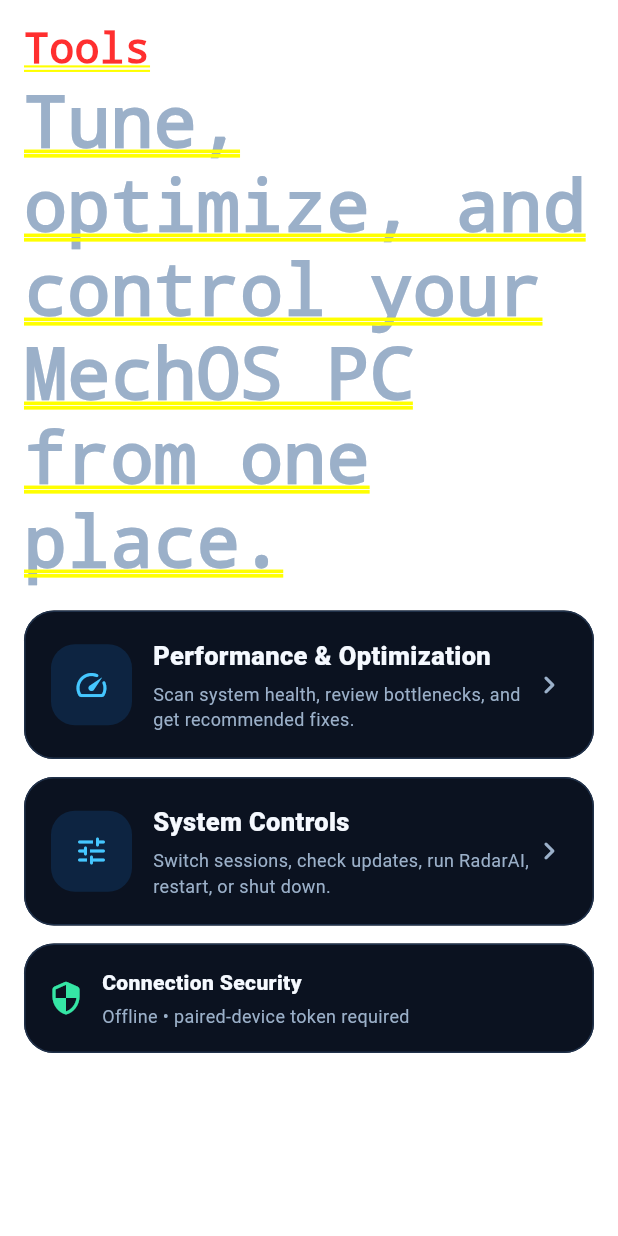
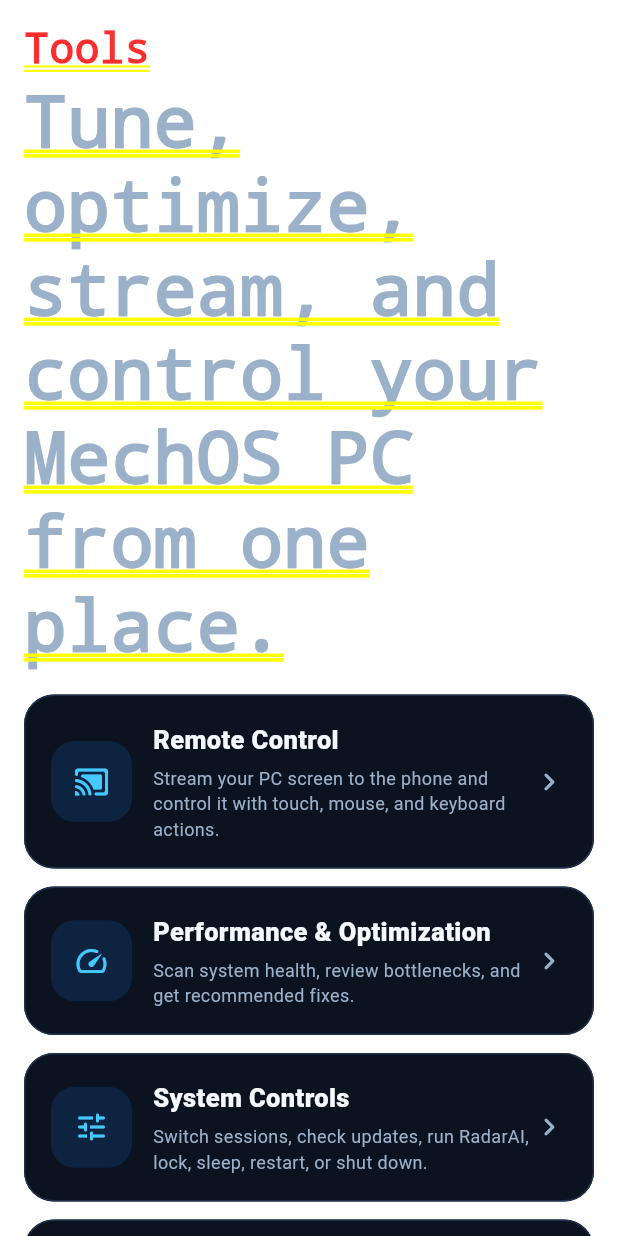
Before and after one commit to mechgod102-sketch/MechOS-Companion, a Flutter app: the ToolsScreen screen opened directly with empty values, on a phone screen of 412 x 824 dp. Run offline on Flutter 3.47's test engine with Material 3 defaults, Android fonts, the phone set to English and light mode, and no system bars; our stand-ins replace flutter_local_notifications, flutter_secure_storage, multicast_dns, share_plus, shared_preferences; missing offline and left inert: gal, workmanager; accounts and stored records are empty; statements that could not run were skipped.

Commit message:
Add Remote Control to Companion tools

```diff
--- a/lib/screens/tools_screen.dart
+++ b/lib/screens/tools_screen.dart
@@ -3,6 +3,7 @@
 import '../theme.dart';
 import 'controls_screen.dart';
 import 'optimization_report_screen.dart';
+import 'remote_control_screen.dart';
 
 class ToolsScreen extends StatelessWidget {
   const ToolsScreen({super.key, required this.state});
@@ -14,8 +15,16 @@
         children: [
           const Text('Tools', style: TextStyle(fontSize: 28, fontWeight: FontWeight.w900)),
           const SizedBox(height: 4),
-          const Text('Tune, optimize, and control your MechOS PC from one place.', style: TextStyle(color: MechTheme.subtle)),
+          const Text('Tune, optimize, stream, and control your MechOS PC from one place.', style: TextStyle(color: MechTheme.subtle)),
           const SizedBox(height: 18),
+          _tool(
+            context,
+            icon: Icons.cast_connected_rounded,
+            title: 'Remote Control',
+            detail: 'Stream your PC screen to the phone and control it with touch, mouse, and keyboard actions.',
+            onTap: () => _open(context, 'Remote Control', RemoteControlScreen(state: state)),
+          ),
+          const SizedBox(height: 12),
           _tool(
             context,
             icon: Icons.speed_rounded,
@@ -28,7 +37,7 @@
             context,
             icon: Icons.tune_rounded,
             title: 'System Controls',
-            detail: 'Switch sessions, check updates, run RadarAI, restart, or shut down.',
+            detail: 'Switch sessions, check updates, run RadarAI, lock, sleep, restart, or shut down.',
             onTap: () => _open(context, 'System Controls', ControlsScreen(state: state)),
           ),
           const SizedBox(height: 12),
```
